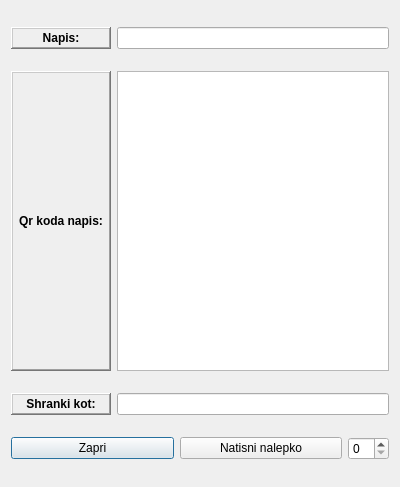
Qt form novanalepka.ui (nejcSedo/PrintNalepk) before a commit.
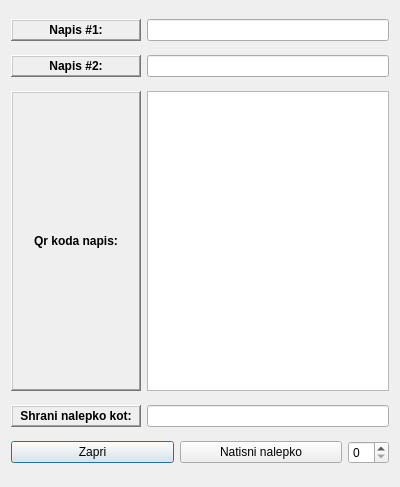
The same form after that commit.

```diff
--- a/novanalepka.ui
+++ b/novanalepka.ui
@@ -20,7 +20,7 @@
       <widget class="QLabel" name="label_napis">
        <property name="minimumSize">
         <size>
-         <width>100</width>
+         <width>130</width>
          <height>0</height>
         </size>
        </property>
@@ -37,7 +37,7 @@
         <enum>QFrame::Raised</enum>
        </property>
        <property name="text">
-        <string>Napis:</string>
+        <string>Napis #1:</string>
        </property>
        <property name="alignment">
         <set>Qt::AlignCenter</set>
@@ -50,12 +50,47 @@
     </layout>
    </item>
    <item row="1" column="0">
+    <layout class="QHBoxLayout" name="horizontalLayout_5">
+     <item>
+      <widget class="QLabel" name="label_napis_drugaCrta">
+       <property name="minimumSize">
+        <size>
+         <width>130</width>
+         <height>0</height>
+        </size>
+       </property>
+       <property name="font">
+        <font>
+         <weight>75</weight>
+         <bold>true</bold>
+        </font>
+       </property>
+       <property name="frameShape">
+        <enum>QFrame::WinPanel</enum>
+       </property>
+       <property name="frameShadow">
+        <enum>QFrame::Raised</enum>
+       </property>
+       <property name="text">
+        <string>Napis #2:</string>
+       </property>
+       <property name="alignment">
+        <set>Qt::AlignCenter</set>
+       </property>
+      </widget>
+     </item>
+     <item>
+      <widget class="QLineEdit" name="lineEdit_napis_drugaCrta"/>
+     </item>
+    </layout>
+   </item>
+   <item row="2" column="0">
     <layout class="QHBoxLayout" name="horizontalLayout_3">
      <item>
       <widget class="QLabel" name="label_qrNapis">
        <property name="minimumSize">
         <size>
-         <width>100</width>
+         <width>130</width>
          <height>0</height>
         </size>
        </property>
@@ -97,13 +132,13 @@
      </item>
     </layout>
    </item>
-   <item row="2" column="0">
+   <item row="3" column="0">
     <layout class="QHBoxLayout" name="horizontalLayout">
      <item>
       <widget class="QLabel" name="label">
        <property name="minimumSize">
         <size>
-         <width>100</width>
+         <width>130</width>
          <height>0</height>
         </size>
        </property>
@@ -120,7 +155,7 @@
         <enum>QFrame::Raised</enum>
        </property>
        <property name="text">
-        <string>Shranki kot:</string>
+        <string>Shrani nalepko kot:</string>
        </property>
        <property name="alignment">
         <set>Qt::AlignCenter</set>
@@ -132,7 +167,7 @@
      </item>
     </layout>
    </item>
-   <item row="3" column="0">
+   <item row="4" column="0">
     <layout class="QHBoxLayout" name="horizontalLayout_2">
      <item>
       <widget class="QPushButton" name="pushButton_close">
```
Left out of the diff: 13 changed lines with no effect on the pictures.
